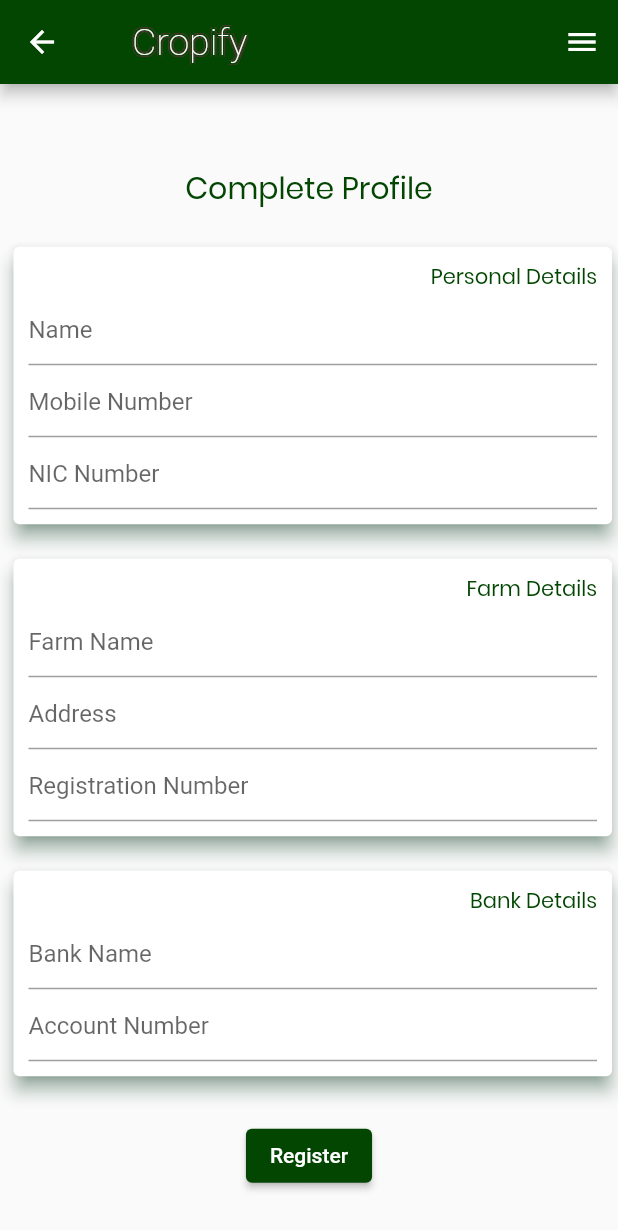
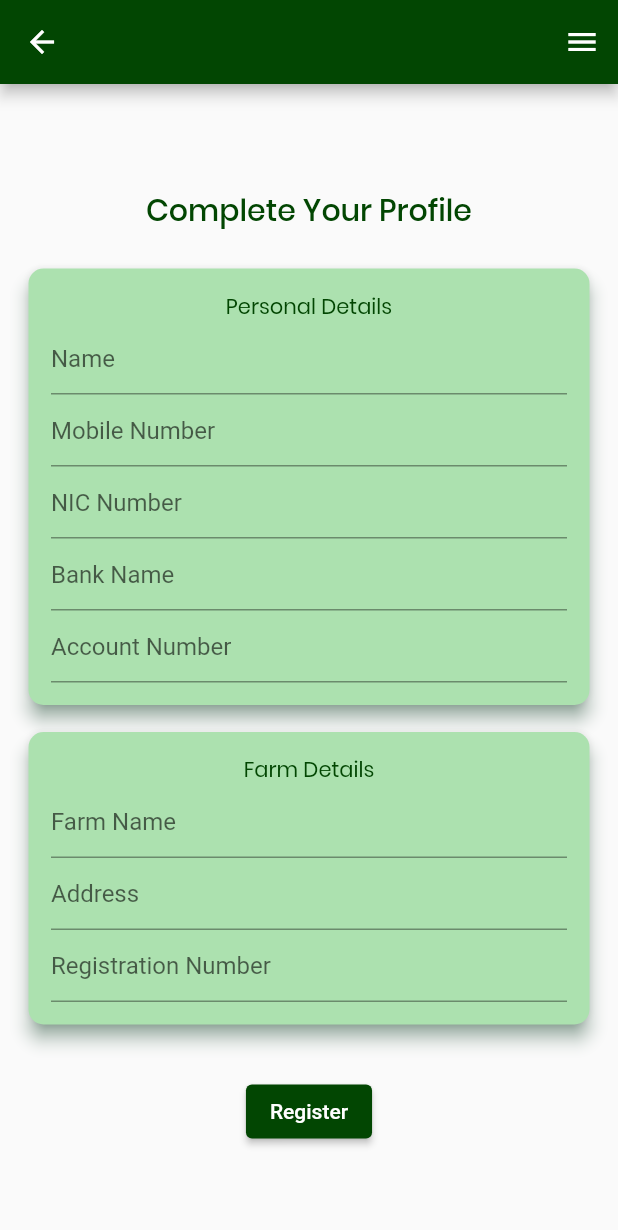
Before and after one commit to Dulaj-Kavinda/CropAid-App, a Flutter app: the FarmerRegistration screen opened directly, on a phone screen of 412 x 824 dp. Shown: the top 1230 px of the screen. Run offline on Flutter 3.47's test engine with Material 2 defaults, Android fonts, the phone set to English and light mode, and no system bars; our stand-ins replace animated_text_kit, chewie, cloud_firestore, firebase_auth, firebase_core, firebase_messaging and 7 more; missing offline and left inert: payhere_mobilesdk_flutter, video_thumbnail; accounts and stored records are empty; network calls fail; Roboto replaces fonts that are missing (Lobster).

```diff
--- a/lib/controllers/farmer_bottom_nav_controller.dart
+++ b/lib/controllers/farmer_bottom_nav_controller.dart
@@ -27,7 +27,7 @@ class FarmerBottomNavController extends GetxController {
     if (settings.name == 'farmerHome') {
       return GetPageRoute(
           settings: settings,
-          page: () => const FarmerHome(),
+          page: () =>  FarmerHome(),
           transition: Transition.noTransition);
     }
 
--- a/lib/screens/common/appbar.dart
+++ b/lib/screens/common/appbar.dart
@@ -17,32 +17,32 @@ class CropAidAppBar extends GetWidget<AuthController>
     return AppBar(
         title: const Padding(
           padding: EdgeInsets.fromLTRB(16, 0, 0, 0),
-          child: Text(
-            'Cropify',
-            style: TextStyle(
-                color: Colors.white,
-                fontWeight: FontWeight.w100,
-                fontSize: 25,
-                fontFamily: "Lobster",
-                shadows: [
-                  Shadow(
-                      // bottomLeft
-                      offset: Offset(-1.5, -1.5),
-                      color: Color.fromARGB(255, 75, 53, 45)),
-                  Shadow(
-                      // bottomRight
-                      offset: Offset(1.5, -1.5),
-                      color: Color.fromARGB(255, 75, 53, 45)),
-                  Shadow(
-                      // topRight
-                      offset: Offset(1.5, 1.5),
-                      color: Color.fromARGB(255, 75, 53, 45)),
-                  Shadow(
-                      // topLeft
-                      offset: Offset(-1.5, 1.5),
-                      color: Color.fromARGB(255, 75, 53, 45)),
-                ]),
-          ),
+          // child: Text(
+          //   'CropAid',
+          //   style: TextStyle(
+          //       color: Colors.white,
+          //       fontWeight: FontWeight.w100,
+          //       fontSize: 25,
+          //       fontFamily: "Lobster",
+          //       shadows: [
+          //         Shadow(
+          //             // bottomLeft
+          //             offset: Offset(-1.5, -1.5),
+          //             color: Color.fromARGB(255, 75, 53, 45)),
+          //         Shadow(
+          //             // bottomRight
+          //             offset: Offset(1.5, -1.5),
+          //             color: Color.fromARGB(255, 75, 53, 45)),
+          //         Shadow(
+          //             // topRight
+          //             offset: Offset(1.5, 1.5),
+          //             color: Color.fromARGB(255, 75, 53, 45)),
+          //         Shadow(
+          //             // topLeft
+          //             offset: Offset(-1.5, 1.5),
+          //             color: Color.fromARGB(255, 75, 53, 45)),
+          //       ]),
+          // ),
         ),
         backgroundColor: const Color.fromARGB(255, 2, 70, 2),
         actions: visible
--- a/lib/screens/common/theme.dart
+++ b/lib/screens/common/theme.dart
@@ -25,13 +25,13 @@ class CropAidThemes {
       fontFamily: "Poppins",
       fontSize: 20,
       // fontWeight: FontWeight.bold
-      fontWeight: FontWeight.w600
+      fontWeight: FontWeight.w500
   );
 
   static const subTextTheme = TextStyle(
       fontSize: 15,
       // fontWeight: FontWeight.bold,
-      fontWeight: FontWeight.w600,
+      fontWeight: FontWeight.w500,
       color: Color.fromARGB(255, 97, 97, 99),
       fontFamily: "Poppins"
   );
@@ -39,7 +39,7 @@ class CropAidThemes {
   static const mainTextTheme = TextStyle(
       fontSize: 15,
       // fontWeight: FontWeight.bold,
-      fontWeight: FontWeight.w600,
+      fontWeight: FontWeight.w500,
       color: Color.fromARGB(255, 8, 8, 56),
       fontFamily: "Poppins");
 
--- a/lib/screens/farmer/registration.dart
+++ b/lib/screens/farmer/registration.dart
@@ -4,6 +4,7 @@ import 'package:flutter/material.dart';
 import 'package:get/get.dart';
 
 import '../../controllers/user_controller.dart';
+import '../../theme/light_colors.dart';
 
 class FarmerRegistration extends GetWidget<UserController> {
   FarmerRegistration({Key? key}) : super(key: key);
@@ -28,30 +29,35 @@ class FarmerRegistration extends GetWidget<UserController> {
             crossAxisAlignment: CrossAxisAlignment.center,
             children: [
               const SizedBox(
-                height: 25,
+                height: 10,
               ),
               const Text(
-                "Complete Profile",
+                "Complete Your Profile",
                 style: TextStyle(
                     color: Color.fromARGB(255, 2, 70, 2),
                     fontFamily: "Poppins",
+                    fontWeight: FontWeight.w500,
                     fontSize: 20),
               ),
               const SizedBox(
                 height: 20,
               ),
               Padding(
-                padding: const EdgeInsets.fromLTRB(5.0, 0, 0, 5.0),
+                padding: const EdgeInsets.fromLTRB(15, 0, 15, 0),
                 child: Card(
+                  shape: RoundedRectangleBorder(
+                    borderRadius: BorderRadius.circular(10.0),
+                  ),
+                  color: LightColors.kLightGreen2,
                   shadowColor: const Color.fromARGB(255, 2, 105, 48),
                   elevation: 5,
                   child: Padding(
-                    padding: const EdgeInsets.fromLTRB(10.0, 10.0, 10.0, 10.0),
+                    padding: const EdgeInsets.fromLTRB(15.0, 15.0, 15.0, 15.0),
                     child: Column(
                         mainAxisAlignment: MainAxisAlignment.spaceBetween,
                         children: <Widget>[
                           const Align(
-                            alignment: Alignment.topRight,
+                            alignment: Alignment.center,
                             child: Text(
                               "Personal Details",
                               style: TextStyle(
@@ -101,6 +107,34 @@ class FarmerRegistration extends GetWidget<UserController> {
                               }
                             },
                           ),
+                          TextFormField(
+                            decoration:
+                            const InputDecoration(hintText: "Bank Name"),
+                            controller: bankNameController,
+                            autovalidateMode:
+                            AutovalidateMode.onUserInteraction,
+                            validator: (value) {
+                              if (value == null || value.isEmpty) {
+                                return "Bank name is required";
+                              } else {
+                                return null;
+                              }
+                            },
+                          ),
+                          TextFormField(
+                            decoration: const InputDecoration(
+                                hintText: "Account Number"),
+                            controller: accountNumController,
+                            autovalidateMode:
+                            AutovalidateMode.onUserInteraction,
+                            validator: (value) {
+                              if (value == null || value.isEmpty) {
+                                return "Account number is required";
+                              } else {
+                                return null;
+                              }
+                            },
+                          ),
                         ]),
                   ),
                 ),
@@ -109,17 +143,21 @@ class FarmerRegistration extends GetWidget<UserController> {
                 height: 10,
               ),
               Padding(
-                padding: const EdgeInsets.fromLTRB(5.0, 0, 0, 5.0),
+                padding: const EdgeInsets.fromLTRB(15, 0, 15, 0),
                 child: Card(
+                  shape: RoundedRectangleBorder(
+                    borderRadius: BorderRadius.circular(10.0),
+                  ),
+                  color: LightColors.kLightGreen2,
                   shadowColor: const Color.fromARGB(255, 2, 105, 48),
                   elevation: 5,
                   child: Padding(
-                    padding: const EdgeInsets.fromLTRB(10.0, 10.0, 10.0, 10.0),
+                    padding: const EdgeInsets.fromLTRB(15.0, 15.0, 15.0, 15.0),
                     child: Column(
                         mainAxisAlignment: MainAxisAlignment.spaceBetween,
                         children: <Widget>[
                           const Align(
-                            alignment: Alignment.topRight,
+                            alignment: Alignment.center,
                             child: Text(
                               "Farm Details",
                               style: TextStyle(
@@ -176,57 +214,58 @@ class FarmerRegistration extends GetWidget<UserController> {
               const SizedBox(
                 height: 10,
               ),
-              Padding(
-                padding: const EdgeInsets.fromLTRB(5.0, 0, 0, 5.0),
-                child: Card(
-                  shadowColor: const Color.fromARGB(255, 2, 105, 48),
-                  elevation: 5,
-                  child: Padding(
-                    padding: const EdgeInsets.fromLTRB(10.0, 10.0, 10.0, 10.0),
-                    child: Column(
-                        mainAxisAlignment: MainAxisAlignment.spaceBetween,
-                        children: <Widget>[
-                          const Align(
-                            alignment: Alignment.topRight,
-                            child: Text(
-                              "Bank Details",
-                              style: TextStyle(
-                                  color: Color.fromARGB(255, 2, 70, 2),
-                                  fontFamily: "Poppins"),
-                            ),
-                          ),
-                          TextFormField(
-                            decoration:
-                                const InputDecoration(hintText: "Bank Name"),
-                            controller: bankNameController,
-                            autovalidateMode:
-                                AutovalidateMode.onUserInteraction,
-                            validator: (value) {
-                              if (value == null || value.isEmpty) {
-                                return "Bank name is required";
-                              } else {
-                                return null;
-                              }
-                            },
-                          ),
-                          TextFormField(
-                            decoration: const InputDecoration(
-                                hintText: "Account Number"),
-                            controller: accountNumController,
-                            autovalidateMode:
-                                AutovalidateMode.onUserInteraction,
-                            validator: (value) {
-                              if (value == null || value.isEmpty) {
-                                return "Account number is required";
-                              } else {
-                                return null;
-                              }
-                            },
-                          ),
-                        ]),
-                  ),
-                ),
-              ),
+              // Padding(
+              //   padding: const EdgeInsets.fromLTRB(15, 0, 15, 0),
+              //   child: Card(
+              //     color: LightColors.kLightGreen2,
+              //     shadowColor: const Color.fromARGB(255, 2, 105, 48),
+              //     elevation: 5,
+              //     child: Padding(
+              //       padding: const EdgeInsets.fromLTRB(10.0, 10.0, 10.0, 10.0),
+              //       child: Column(
+              //           mainAxisAlignment: MainAxisAlignment.spaceBetween,
+              //           children: <Widget>[
+              //             const Align(
+              //               alignment: Alignment.center,
+              //               child: Text(
+              //                 "Bank Details",
+              //                 style: TextStyle(
+              //                     color: Color.fromARGB(255, 2, 70, 2),
+              //                     fontFamily: "Poppins"),
+              //               ),
+              //             ),
+              //             TextFormField(
+              //               decoration:
+              //                   const InputDecoration(hintText: "Bank Name"),
+              //               controller: bankNameController,
+              //               autovalidateMode:
+              //                   AutovalidateMode.onUserInteraction,
+              //               validator: (value) {
+              //                 if (value == null || value.isEmpty) {
+              //                   return "Bank name is required";
+              //                 } else {
+              //                   return null;
+              //                 }
+              //               },
+              //             ),
+              //             TextFormField(
+              //               decoration: const InputDecoration(
+              //                   hintText: "Account Number"),
+              //               controller: accountNumController,
+              //               autovalidateMode:
+              //                   AutovalidateMode.onUserInteraction,
+              //               validator: (value) {
+              //                 if (value == null || value.isEmpty) {
+              //                   return "Account number is required";
+              //                 } else {
+              //                   return null;
+              //                 }
+              //               },
+              //             ),
+              //           ]),
+              //     ),
+              //   ),
+              // ),
               const SizedBox(
                 height: 20,
               ),
--- a/lib/theme/light_colors.dart
+++ b/lib/theme/light_colors.dart
@@ -17,4 +17,6 @@ class LightColors  {
   static const Color kDarkBlue = Color(0xFF07326B);
   static const Color kLightBlue = Color(0xFFE8F3FF);
   static const Color kLightGrey = Color(0xFFDDDDDD);
+
+  static const Color kFormBlue = Color(0xBABBD1FD);
 }
```
Also changed, not shown: lib/screens/auth/login_screen.dart (+96 -46 lines), lib/screens/auth/signup_screen.dart (+89 -45 lines), pubspec.lock.
